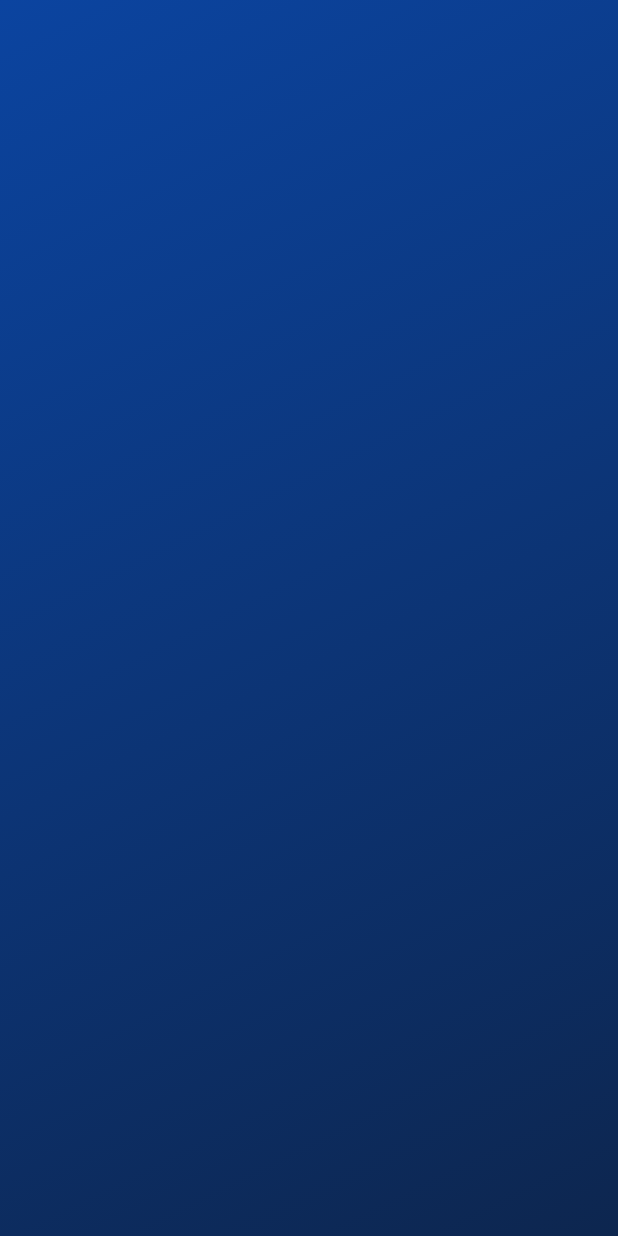
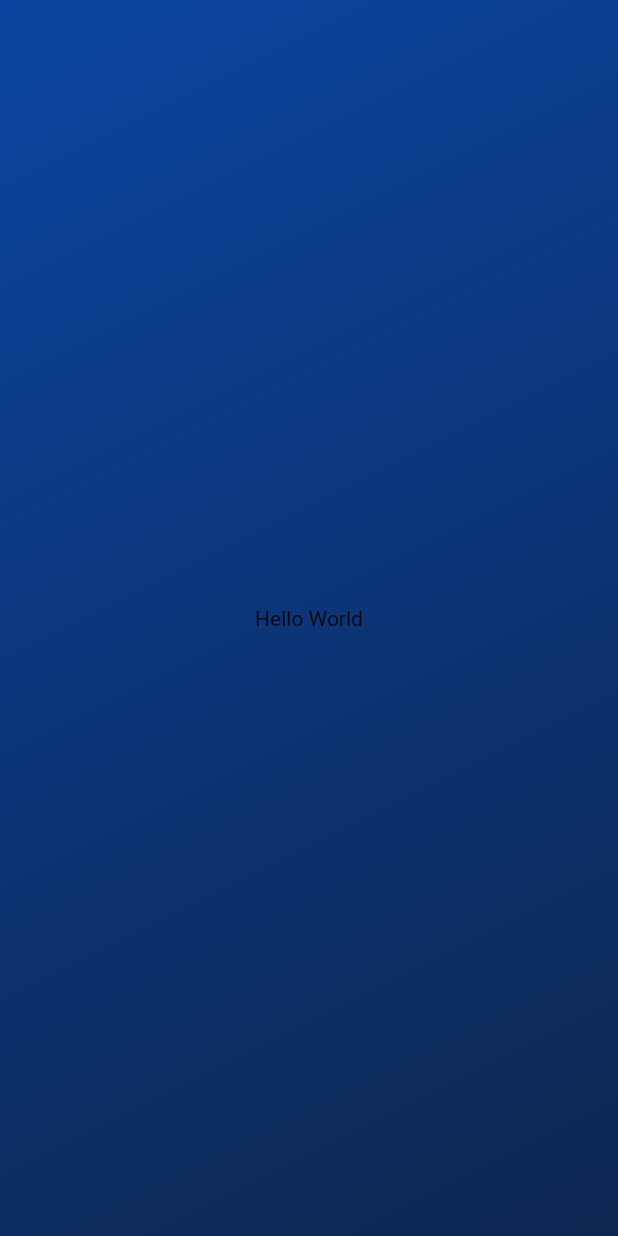
Before and after one commit to jacob-macleod/Flutter-Quiz, a Flutter app: the screen it shows after launch, on a phone screen of 412 x 824 dp. Run offline on Flutter 3.47's test engine with Material 2 defaults, Android fonts, the phone set to English and light mode, and no system bars.

Commit message:
Added the main screen

```diff
--- a/lib/gradient_container.dart
+++ b/lib/gradient_container.dart
@@ -7,7 +7,9 @@ const blue1 = Color.fromARGB(255, 11, 68, 160);
 const blue2 = Color.fromARGB(255, 13, 38, 79);
 
 class GradientContainer extends StatelessWidget {
-  const GradientContainer({super.key});
+  const GradientContainer({super.key, required this.content});
+
+  final Widget content;
 
   @override
   Widget build(context) {
@@ -19,6 +21,9 @@ class GradientContainer extends StatelessWidget {
           end: endGradient,
         ),
       ),
+      child: Center(
+        child: content,
+      ),
     );
   }
 }
--- a/lib/main.dart
+++ b/lib/main.dart
@@ -1,12 +1,13 @@
 import "package:flutter/material.dart";
 import 'package:flutter_quiz/gradient_container.dart';
+import 'package:flutter_quiz/screens/main_page.dart';
 
 void main() {
   // Adding const means that if the value is used again, the existing value in memory is used - improve performance
   runApp(
     const MaterialApp(
       home: Scaffold(
-        body: GradientContainer(),
+        body: GradientContainer(content: MainPage()),
       ),
     ),
   );
--- /dev/null
+++ b/lib/screens/main_page.dart
@@ -0,0 +1,10 @@
+import 'package:flutter/material.dart';
+
+class MainPage extends StatelessWidget {
+  const MainPage({super.key});
+
+  @override
+  Widget build(context) {
+    return Text("Hello World");
+  }
+}
```
